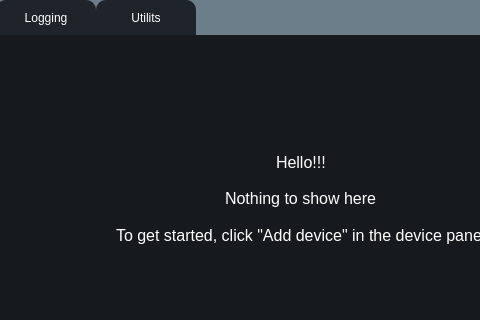
Qt form UI/forms/form.ui (romangolovkou/AQteck_toolMAX) before a commit; both pictures show x 238 to 718 and y 0 to 320 of the 1024 by 621 pixel window.
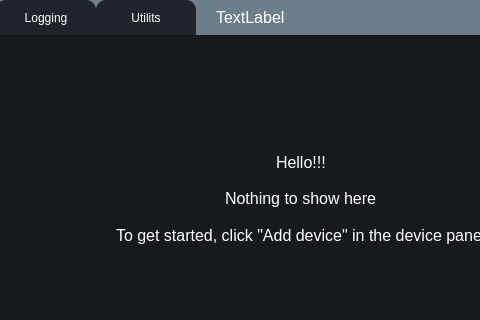
The same form after that commit. Icons and pictures are not drawn. Custom widgets are drawn as their Qt base class.

Commit message: Додано тайтл нейм головного вікна, та постфікс із версіею із файла у корні каталогу.

The edit to the form file:
```diff
--- a/UI/forms/form.ui
+++ b/UI/forms/form.ui
@@ -316,6 +316,45 @@
             </layout>
            </widget>
           </item>
+          <item>
+           <widget class="QFrame" name="AppNameFrame">
+            <property name="frameShape">
+             <enum>QFrame::StyledPanel</enum>
+            </property>
+            <property name="frameShadow">
+             <enum>QFrame::Raised</enum>
+            </property>
+            <layout class="QHBoxLayout" name="horizontalLayout_11">
+             <property name="spacing">
+              <number>0</number>
+             </property>
+             <property name="leftMargin">
+              <number>20</number>
+             </property>
+             <property name="topMargin">
+              <number>0</number>
+             </property>
+             <property name="rightMargin">
+              <number>0</number>
+             </property>
+             <property name="bottomMargin">
+              <number>0</number>
+             </property>
+             <item>
+              <widget class="QLabel" name="TitleName">
+               <property name="font">
+                <font>
+                 <pointsize>12</pointsize>
+                </font>
+               </property>
+               <property name="text">
+                <string>TextLabel</string>
+               </property>
+              </widget>
+             </item>
+            </layout>
+           </widget>
+          </item>
           <item>
            <spacer name="horizontalSpacer_2">
             <property name="orientation">
```
The commit also changes 2 other files.
